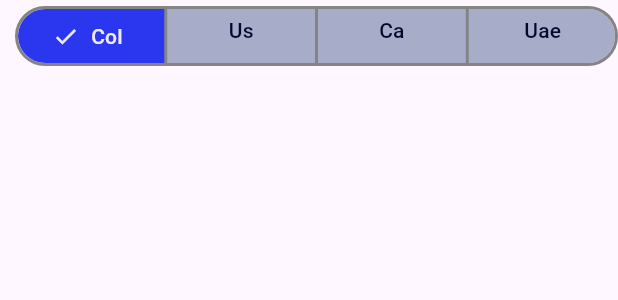
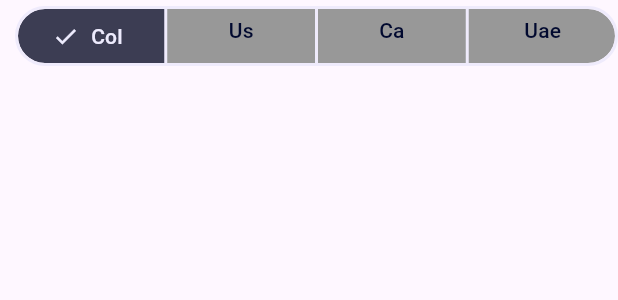
Before and after one commit to Npuerta/flutter_challenge, a Flutter app: the CountrySegmentButtom widget shown alone on an empty page, opened directly, after a tap on "Col", on a phone screen of 412 x 824 dp. Shown: the top 300 px of the screen. Run offline on Flutter 3.47's test engine with Material 3 defaults, Android fonts, the phone set to English and light mode, and no system bars; our stand-ins replace cached_network_image, cloud_firestore, dio, firebase_core, get_it, go_router; accounts and stored records are empty; generated files the repository leaves out were written again; network calls fail.

Commit message:
fix:fix instances for pages

```diff
--- a/app_news/lib/src/presentation/components/country_segment_buttom.dart
+++ b/app_news/lib/src/presentation/components/country_segment_buttom.dart
@@ -37,10 +37,10 @@ class CountrySegmentButtom extends StatelessWidget {
         style: SegmentedButton.styleFrom(
           foregroundColor: const Color.fromARGB(255, 1, 9, 47),
           selectedForegroundColor: const Color.fromARGB(255, 237, 235, 253),
-          backgroundColor: const Color.fromARGB(255, 167, 173, 201),
-          selectedBackgroundColor: const Color.fromARGB(255, 42, 55, 239),
+          backgroundColor: const Color.fromARGB(255, 152, 152, 152),
+          selectedBackgroundColor: const Color.fromARGB(255, 60, 61, 83),
           side: BorderSide(
-              width: 2, color: const Color.fromARGB(255, 133, 131, 131)),
+              width: 2, color: const Color.fromARGB(255, 239, 235, 252)),
           padding: EdgeInsets.only(
             bottom: 8,
           ),
--- a/app_news/lib/src/presentation/components/info_new.dart
+++ b/app_news/lib/src/presentation/components/info_new.dart
@@ -33,7 +33,10 @@ final ArticleEntitie article;
             child: Text(
               maxLines: 3,
               overflow: TextOverflow.ellipsis,
-              article.title!),
+              article.title!,
+              style: TextStyle(
+                color: const Color.fromARGB(255, 241, 242, 247)
+              ),),
           ),
           ImageDetail(
             urlImage: article.urlToImage,
--- a/app_news/lib/src/presentation/components/list_categories_buttons.dart
+++ b/app_news/lib/src/presentation/components/list_categories_buttons.dart
@@ -23,6 +23,10 @@ class listCategoriesButtons extends StatelessWidget {
               itemBuilder: (context, index) {
                 return ElevatedButton(
                   child: Text(listCategory[index].name),
+                  style:ElevatedButton.styleFrom(
+                    foregroundColor: const Color.fromARGB(255, 31, 21, 93),
+                    backgroundColor: const Color.fromARGB(255, 189, 185, 212),
+                  ) ,
                   onPressed: () {
                     if (cState.state == listCategory[index]) return;
                     if (listCategory[index] == Categories.search &&
--- a/app_news/lib/src/presentation/controllers/main_news_controller.dart
+++ b/app_news/lib/src/presentation/controllers/main_news_controller.dart
@@ -12,7 +12,7 @@ class MainNewsController extends ControllerForArticles {
   late TopHeadlinesEntitie _topHeadlinesEntitie;
   late final NewsRepository _newsRepository;
   late final GetMainNewsByCountry _getMainNewsByCountry;
-
+  String currentCountry='';
 
 MainNewsController(this._newsRepository){
 _getMainNewsByCountry = GetMainNewsByCountry(_newsRepository);
@@ -28,10 +28,14 @@ TopHeadlinesEntitie get topHeadlinesEntitie => _topHeadlinesEntitie;
 Future<void> getMainNews(String? country) async {
   try {
     if (country==null) return;
+if(currentCountry==country)return;
+
    cstate= ControllerStates.loading;
     notifyListeners();
 
 _topHeadlinesEntitie = await _getMainNewsByCountry.call(country);
+
+currentCountry=country;
 
     cstate= ControllerStates.success;
     notifyListeners();
--- a/app_news/lib/src/presentation/controllers/search_by_source_controller.dart
+++ b/app_news/lib/src/presentation/controllers/search_by_source_controller.dart
@@ -12,7 +12,7 @@ class SearchBySourceController extends ControllerForArticles {
   late EverythingEntitie _everythingEntitie;
   late final NewsRepository _newsRepository;
   late final GetNewsBySource _getNewsBySource;
-
+  String currentSourceId='';
 
   SearchBySourceController(this._newsRepository) {
     _getNewsBySource = GetNewsBySource(_newsRepository);
@@ -29,10 +29,13 @@ class SearchBySourceController extends ControllerForArticles {
   Future<void> getNewsBySource(
       String sourceId, String sortBy, String pageSize) async {
     try {
+
+      if(currentSourceId==sourceId) return;
       cstate = ControllerStates.loading;
       notifyListeners();
 
       _everythingEntitie = await _getNewsBySource.call(sourceId, sortBy, pageSize);
+      currentSourceId=sourceId;
 
       cstate = ControllerStates.success;
       notifyListeners();
--- a/app_news/lib/src/presentation/controllers/search_by_text_controller.dart
+++ b/app_news/lib/src/presentation/controllers/search_by_text_controller.dart
@@ -14,7 +14,7 @@ class SearchByTextController extends ControllerForArticles {
   late EverythingEntitie _everythingEntitie;
   late final NewsRepository _newsRepository;
   late final GetSearchByText _getSearchByText;
-
+ String currentSearchText='';
 
 SearchByTextController(this._newsRepository){
 _getSearchByText = GetSearchByText(_newsRepository);
@@ -31,11 +31,12 @@ EverythingEntitie get everythingEntitie => _everythingEntitie;
 
 Future<void> getSearchByText(String? searchText) async {
   try {
-     if (searchText==null || searchText=='') return;
+     if (searchText==null || searchText=='' || currentSearchText==searchText) return;
    cstate= ControllerStates.loading;
     notifyListeners();
 
 _everythingEntitie = await _getSearchByText.call(searchText);
+    currentSearchText=searchText;
 
     cstate= ControllerStates.success;
     notifyListeners();
--- a/app_news/lib/src/presentation/controllers/sources_news_controller.dart
+++ b/app_news/lib/src/presentation/controllers/sources_news_controller.dart
@@ -11,6 +11,8 @@ class SourcesNewsController extends ChangeNotifier {
 
   late final NewsRepository _newsRepository;
   late final GetSourcesByCountry _getSourcesByCountry;
+
+  String currentCountry='';
   CustomException? error;
 
   SourcesNewsController(this._newsRepository) {
@@ -22,12 +24,14 @@ class SourcesNewsController extends ChangeNotifier {
 
   Future<void> getSourcesByCountry(String? country) async {
     try {
+      if(currentCountry==country)return;
+
       if (country == null) return;
       _state = ControllerStates.loading;
       notifyListeners();
 
       _headlinesEntitie = await _getSourcesByCountry.call(country);
-
+      currentCountry=country;
       _state = ControllerStates.success;
       notifyListeners();
     } on CustomException catch (e) {
--- a/app_news/lib/src/presentation/controllers/weather_city_controller.dart
+++ b/app_news/lib/src/presentation/controllers/weather_city_controller.dart
@@ -11,7 +11,7 @@ class WeatherCityController extends ChangeNotifier {
   late final GetWeatherCity _getWeatherCity;
   late WeatherEntitie _weatherEntitie;
   CustomException? error;
-
+  String currentCountry='';
   ControllerStates _state = ControllerStates.initial;
 
   WeatherCityController(this._newsRepository) {
@@ -23,6 +23,8 @@ class WeatherCityController extends ChangeNotifier {
 
   Future<void> getWeatherCity(Country contry) async {
     try {
+    if(currentCountry==contry.name) return;
+
       _state = ControllerStates.loading;
       notifyListeners();
 
@@ -40,6 +42,7 @@ class WeatherCityController extends ChangeNotifier {
 
       _weatherEntitie = await _getWeatherCity.call(city, language);
 
+      currentCountry=contry.name;
       _state = ControllerStates.success;
       notifyListeners();
     } on CustomException catch (e) {
```
Also changed, not shown: app_news/lib/main.dart (+28 -31 lines), app_news/lib/src/presentation/components/custom_auto_complete.dart (+16 -3 lines), app_news/lib/src/presentation/components/detail_new.dart (+28 -15 lines), app_news/lib/src/presentation/components/image_detail.dart (+6 -2 lines), app_news/lib/src/presentation/components/info_source.dart (+5 -5 lines), app_news/lib/src/presentation/pages/detail_new_page.dart (+4 -3 lines), app_news/lib/src/presentation/pages/source_news_page.dart (+13 -9 lines), 1 other file.
